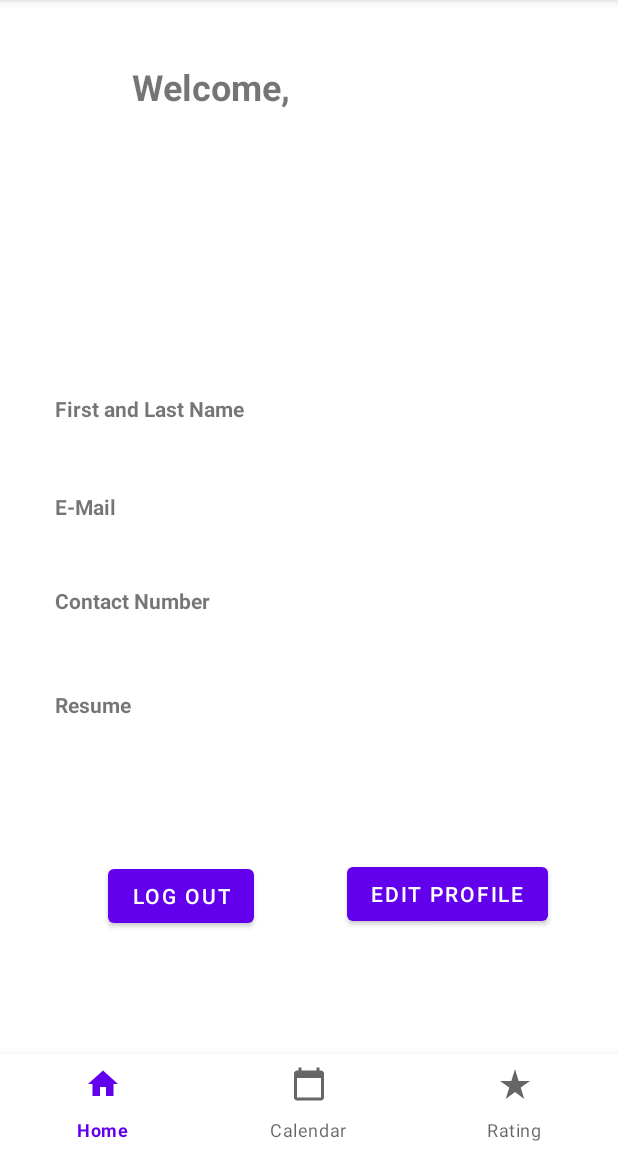
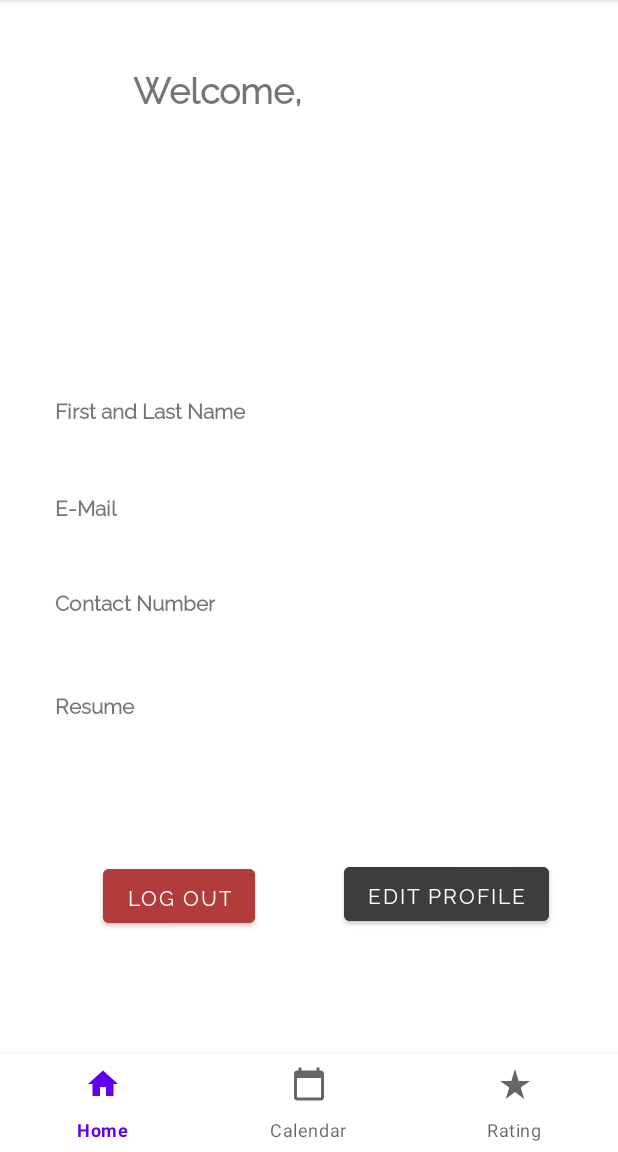
Before and after one commit to gracesopha/tutorme, an Android app: the TutorPage screen opened directly, with no data from a screen before it, on a phone screen of 412 x 824 dp, the part 84-1236 px from its top. Run offline under Robolectric (Android 15) with nearby library versions, the phone set to English and light mode, and no system bars.

Commit message:
changing font family and changing backgroundTint

```diff
--- a/StudentTutoringApp/app/src/main/res/layout/tutor_page_fragment.xml
+++ b/StudentTutoringApp/app/src/main/res/layout/tutor_page_fragment.xml
@@ -11,13 +11,14 @@
         android:id="@+id/tutor_name"
         android:layout_width="wrap_content"
         android:layout_height="wrap_content"
+        android:fontFamily="@font/ralewayregular"
         android:textAlignment="center"
         android:textSize="24sp"
         android:textStyle="bold"
         app:layout_constraintBottom_toBottomOf="parent"
         app:layout_constraintEnd_toEndOf="parent"
-        app:layout_constraintHorizontal_bias="0.664"
-        app:layout_constraintStart_toStartOf="parent"
+        app:layout_constraintHorizontal_bias="0.076"
+        app:layout_constraintStart_toEndOf="@+id/welcomeLabel2"
         app:layout_constraintTop_toTopOf="parent"
         app:layout_constraintVertical_bias="0.056" />
 
@@ -30,6 +31,7 @@
         android:textAlignment="center"
         android:textSize="24sp"
         android:textStyle="bold"
+        android:fontFamily="@font/ralewayregular"
         app:layout_constraintBottom_toBottomOf="parent"
         app:layout_constraintEnd_toEndOf="parent"
         app:layout_constraintEnd_toStartOf="@+id/student_name"
@@ -43,6 +45,7 @@
         android:layout_height="wrap_content"
         android:text="@string/first_and_last_name"
         android:textStyle="bold"
+        android:fontFamily="@font/ralewayregular"
         app:layout_constraintBottom_toBottomOf="parent"
         app:layout_constraintEnd_toEndOf="parent"
         app:layout_constraintHorizontal_bias="0.129"
@@ -56,6 +59,7 @@
         android:layout_height="wrap_content"
         android:text="@string/contact_number"
         android:textStyle="bold"
+        android:fontFamily="@font/ralewayregular"
         app:layout_constraintBottom_toBottomOf="parent"
         app:layout_constraintEnd_toEndOf="parent"
         app:layout_constraintHorizontal_bias="0.119"
@@ -69,6 +73,7 @@
         android:layout_height="wrap_content"
         android:layout_marginStart="230dp"
         android:gravity="left"
+        android:fontFamily="@font/ralewayregular"
         app:layout_constraintBottom_toBottomOf="parent"
         app:layout_constraintStart_toStartOf="parent"
         app:layout_constraintTop_toTopOf="parent"
@@ -80,6 +85,7 @@
         android:layout_height="wrap_content"
         android:text="@string/resume"
         android:textStyle="bold"
+        android:fontFamily="@font/ralewayregular"
         app:layout_constraintBottom_toBottomOf="parent"
         app:layout_constraintEnd_toEndOf="parent"
         app:layout_constraintHorizontal_bias="0.102"
@@ -93,6 +99,7 @@
         android:layout_height="wrap_content"
         android:layout_marginStart="230dp"
         android:gravity="left"
+        android:fontFamily="@font/ralewayregular"
         app:layout_constraintBottom_toBottomOf="parent"
         app:layout_constraintStart_toStartOf="parent"
         app:layout_constraintTop_toTopOf="parent"
@@ -104,6 +111,7 @@
         android:layout_height="wrap_content"
         android:text="@string/e_mail"
         android:textStyle="bold"
+        android:fontFamily="@font/ralewayregular"
         app:layout_constraintBottom_toBottomOf="parent"
         app:layout_constraintEnd_toEndOf="parent"
         app:layout_constraintHorizontal_bias="0.099"
@@ -117,6 +125,7 @@
         android:layout_height="wrap_content"
         android:layout_marginStart="230dp"
         android:textAlignment="textStart"
+        android:fontFamily="@font/ralewayregular"
         app:layout_constraintBottom_toBottomOf="parent"
         app:layout_constraintStart_toStartOf="parent"
         app:layout_constraintTop_toTopOf="parent"
@@ -134,6 +143,8 @@
         android:layout_width="wrap_content"
         android:layout_height="wrap_content"
         android:text="@string/edit_profile"
+        android:fontFamily="@font/ralewayregular"
+        android:backgroundTint="#3D3D3D"
         app:layout_constraintBottom_toBottomOf="parent"
         app:layout_constraintEnd_toEndOf="parent"
         app:layout_constraintHorizontal_bias="0.833"
@@ -146,6 +157,8 @@
         android:layout_width="wrap_content"
         android:layout_height="wrap_content"
         android:text="@string/logout_button"
+        android:fontFamily="@font/ralewayregular"
+        android:backgroundTint="#b23b3b"
         app:layout_constraintBottom_toBottomOf="parent"
         app:layout_constraintEnd_toStartOf="@+id/edit_button"
         app:layout_constraintHorizontal_bias="0.536"
```
